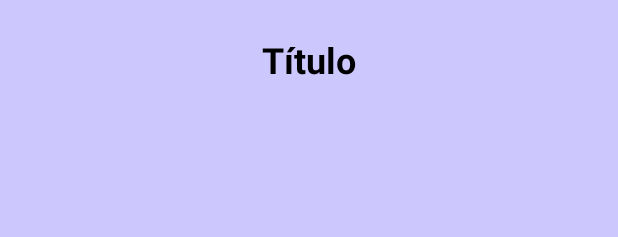
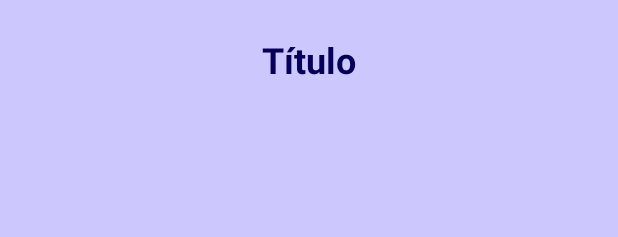
Before and after one commit to anacuende/DI, an Android app: the layout activity_detail.xml on its own in the app's theme, with its tools: preview values and no code run, on a phone screen of 412 x 824 dp. Shown: the top 237 px of the screen. Run offline under Robolectric (Android 15) with nearby library versions, the phone set to English and light mode, and no system bars; network calls fail.

Commit message:
Ejercicio 5, mejorados los estilos

```diff
--- a/sprint4android/app/src/main/res/layout/activity_detail.xml
+++ b/sprint4android/app/src/main/res/layout/activity_detail.xml
@@ -7,7 +7,7 @@
 
     <TextView
         android:id="@+id/textViewTitle"
-        style="@style/TitleTextStyle"
+        style="@style/TitleTextStyleDetail"
         android:layout_width="wrap_content"
         android:layout_height="wrap_content"
         android:text="Título"
--- a/sprint4android/app/src/main/res/layout/activity_main.xml
+++ b/sprint4android/app/src/main/res/layout/activity_main.xml
@@ -7,6 +7,7 @@
 
     <androidx.recyclerview.widget.RecyclerView
         android:id="@+id/recycler_view"
+        style="@style/CustomTheme"
         android:layout_width="match_parent"
         android:layout_height="match_parent"
         android:padding="16dp"
--- a/sprint4android/app/src/main/res/values/colors.xml
+++ b/sprint4android/app/src/main/res/values/colors.xml
@@ -4,4 +4,5 @@
     <color name="colorPrimaryDark">#070059</color>
     <color name="customBackgroundColor">#CCC8FD</color>
     <color name="customTextColor">#000000</color>
+    <color name="customTextColorDetail">#070059</color>
 </resources>
--- a/sprint4android/app/src/main/res/values/styles.xml
+++ b/sprint4android/app/src/main/res/values/styles.xml
@@ -9,9 +9,16 @@
 
     <style name="TitleTextStyle">
         <item name="android:textSize">18sp</item>
+        <item name="android:textStyle">italic</item>
+        <item name="android:padding">8dp</item>
+        <item name="android:textColor">@color/customTextColor</item>
+    </style>
+
+    <style name="TitleTextStyleDetail">
+        <item name="android:textSize">18sp</item>
         <item name="android:textStyle">bold</item>
         <item name="android:padding">8dp</item>
-        <item name="android:textColor">@color/customTextColor</item>
+        <item name="android:textColor">@color/customTextColorDetail</item>
     </style>
 
     <style name="DescriptionTextStyle">
```
